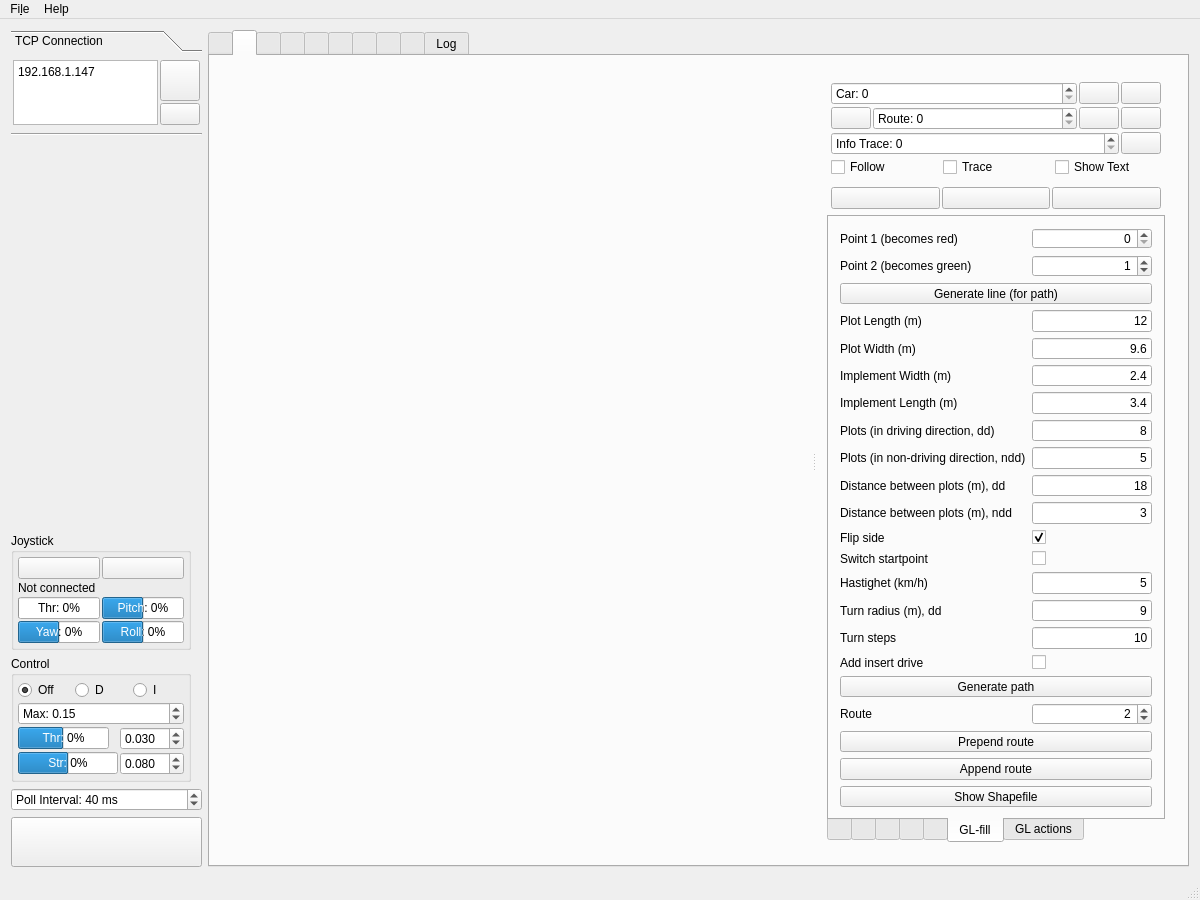
Qt form Linux/RControlStation/mainwindow.ui (GunnarLarssonSLU/rise_sdvp) before a commit.
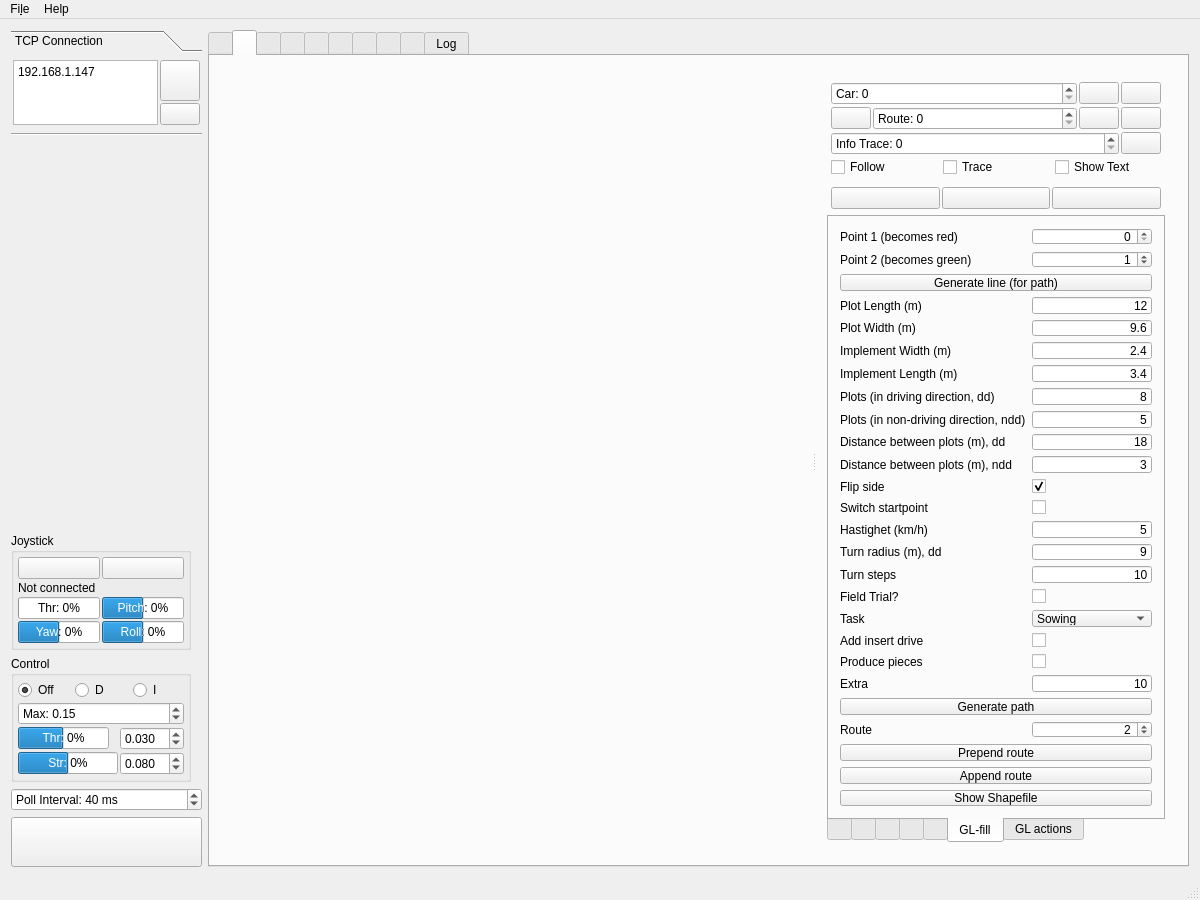
The same form after that commit. The open tabs and pages were chosen to show the change. Icons and pictures are not drawn. Custom widgets are drawn as their Qt base class.

Commit message: pre routes work

```diff
--- a/Linux/RControlStation/mainwindow.ui
+++ b/Linux/RControlStation/mainwindow.ui
@@ -2980,39 +2980,40 @@
                     </property>
                    </widget>
                   </item>
-                  <item row="20" column="0" colspan="2">
-                   <widget class="QPushButton" name="buttonGenerate">
+                  <item row="17" column="0">
+                   <widget class="QLabel" name="fieldtrialLabel">
                     <property name="text">
-                     <string>Generate path</string>
+                     <string>Field Trial?</string>
                     </property>
                    </widget>
                   </item>
-                  <item row="21" column="0">
-                   <widget class="QLabel" name="label_2">
-                    <property name="text">
-                     <string>Route</string>
-                    </property>
-                   </widget>
+                  <item row="17" column="1">
+                   <widget class="QCheckBox" name="fieldtrialCheckBox"/>
                   </item>
-                  <item row="22" column="0" colspan="2">
-                   <widget class="QPushButton" name="buttonPrependRoute">
+                  <item row="18" column="0">
+                   <widget class="QLabel" name="agriculttaskLabel">
                     <property name="text">
-                     <string>Prepend route</string>
+                     <string>Task</string>
                     </property>
                    </widget>
                   </item>
-                  <item row="23" column="0" colspan="2">
-                   <widget class="QPushButton" name="buttonAppendRoute">
-                    <property name="text">
-                     <string>Append route</string>
-                    </property>
-                   </widget>
-                  </item>
-                  <item row="108" column="0" colspan="2">
-                   <widget class="QPushButton" name="buttonShowShapefile">
-                    <property name="text">
-                     <string>Show Shapefile</string>
-                    </property>
+                  <item row="18" column="1">
+                   <widget class="QComboBox" name="agriculttaskBox">
+                    <item>
+                     <property name="text">
+                      <string>Sowing</string>
+                     </property>
+                    </item>
+                    <item>
+                     <property name="text">
+                      <string>Cutting</string>
+                     </property>
+                    </item>
+                    <item>
+                     <property name="text">
+                      <string>Kantskar</string>
+                     </property>
+                    </item>
                    </widget>
                   </item>
                   <item row="19" column="0">
@@ -3025,7 +3026,48 @@
                   <item row="19" column="1">
                    <widget class="QCheckBox" name="addInsertDriveCheckBox"/>
                   </item>
+                  <item row="20" column="0">
+                   <widget class="QLabel" name="piecesLabel">
+                    <property name="text">
+                     <string>Produce pieces</string>
+                    </property>
+                   </widget>
+                  </item>
+                  <item row="20" column="1">
+                   <widget class="QCheckBox" name="piecesCheckBox"/>
+                  </item>
+                  <item row="21" column="0">
+                   <widget class="QLabel" name="extraLabel">
+                    <property name="text">
+                     <string>Extra</string>
+                    </property>
+                   </widget>
+                  </item>
                   <item row="21" column="1">
+                   <widget class="QLineEdit" name="extraEdit">
+                    <property name="text">
+                     <string>10</string>
+                    </property>
+                    <property name="alignment">
+                     <set>Qt::AlignmentFlag::AlignRight|Qt::AlignmentFlag::AlignTrailing|Qt::AlignmentFlag::AlignVCenter</set>
+                    </property>
+                   </widget>
+                  </item>
+                  <item row="30" column="0" colspan="2">
+                   <widget class="QPushButton" name="buttonGenerate">
+                    <property name="text">
+                     <string>Generate path</string>
+                    </property>
+                   </widget>
+                  </item>
+                  <item row="41" column="0">
+                   <widget class="QLabel" name="label_2">
+                    <property name="text">
+                     <string>Route</string>
+                    </property>
+                   </widget>
+                  </item>
+                  <item row="41" column="1">
                    <widget class="QDoubleSpinBox" name="prependRouteSpinBox">
                     <property name="alignment">
                      <set>Qt::AlignmentFlag::AlignRight|Qt::AlignmentFlag::AlignTrailing|Qt::AlignmentFlag::AlignVCenter</set>
@@ -3038,6 +3080,27 @@
                     </property>
                    </widget>
                   </item>
+                  <item row="106" column="0" colspan="2">
+                   <widget class="QPushButton" name="buttonPrependRoute">
+                    <property name="text">
+                     <string>Prepend route</string>
+                    </property>
+                   </widget>
+                  </item>
+                  <item row="107" column="0" colspan="2">
+                   <widget class="QPushButton" name="buttonAppendRoute">
+                    <property name="text">
+                     <string>Append route</string>
+                    </property>
+                   </widget>
+                  </item>
+                  <item row="108" column="0" colspan="2">
+                   <widget class="QPushButton" name="buttonShowShapefile">
+                    <property name="text">
+                     <string>Show Shapefile</string>
+                    </property>
+                   </widget>
+                  </item>
                  </layout>
                 </item>
                </layout>
```
The commit also changes 34 other files.
